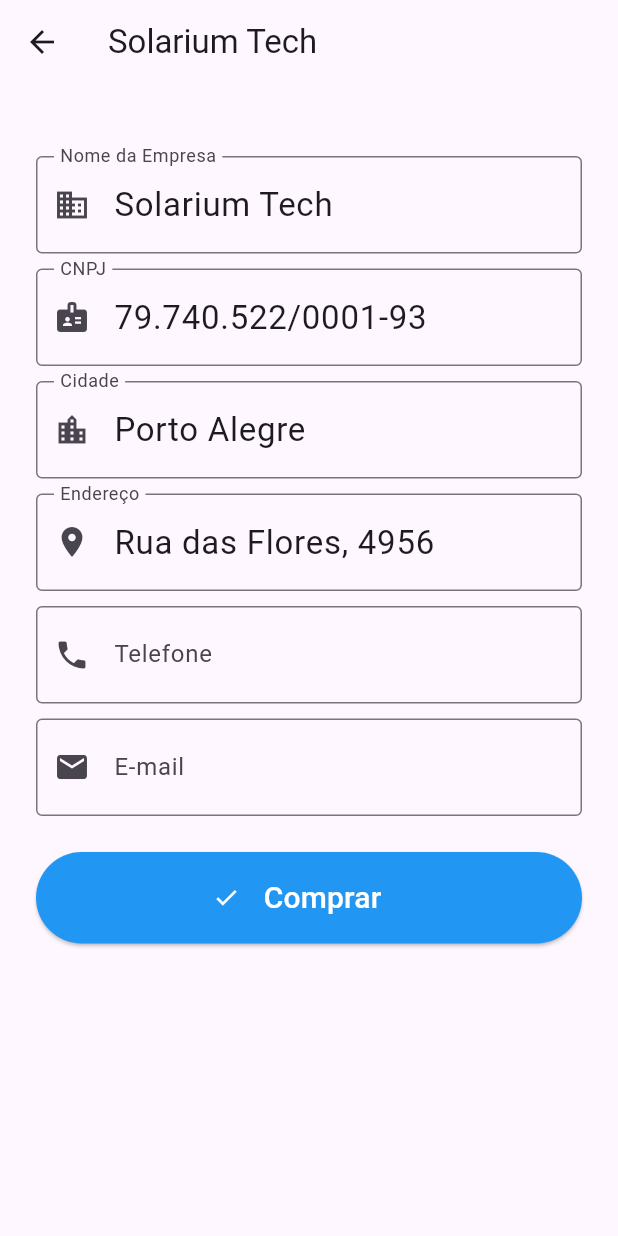
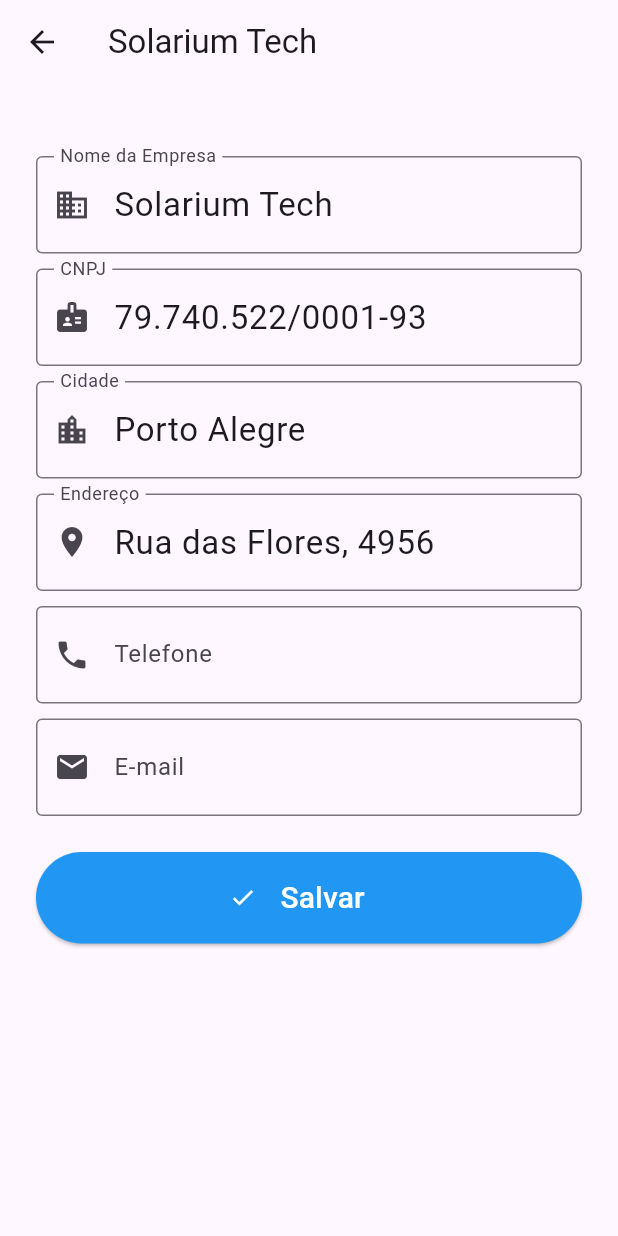
Before and after one commit to devromariolima/SunManager, a Flutter app: the screen it shows once a user with an empty profile is signed in, after a tap on "Solarium Tech", on a phone screen of 412 x 824 dp. Run offline on Flutter 3.47's test engine with Material 3 defaults, Android fonts, the phone set to English and light mode, and no system bars; our stand-ins replace camera, cloud_firestore, firebase_auth, firebase_core, fl_chart, image_picker and 1 more; accounts and stored records are empty; network calls fail; project files that could hold a hidden picture were left out.

Commit message:
Update button text from 'Buy' to 'Save' on Integrators details page

```diff
--- a/lib/pages/Integrators_detalhes_page.dart
+++ b/lib/pages/Integrators_detalhes_page.dart
@@ -203,7 +203,7 @@ class _MoedasDetalhesPageState extends State<MoedasDetalhesPage> {
             Padding(
               padding: EdgeInsets.all(16),
               child: Text(
-                'Comprar',
+                'Salvar',
                 style: TextStyle(fontSize: 20),
               ),
             ),
```
